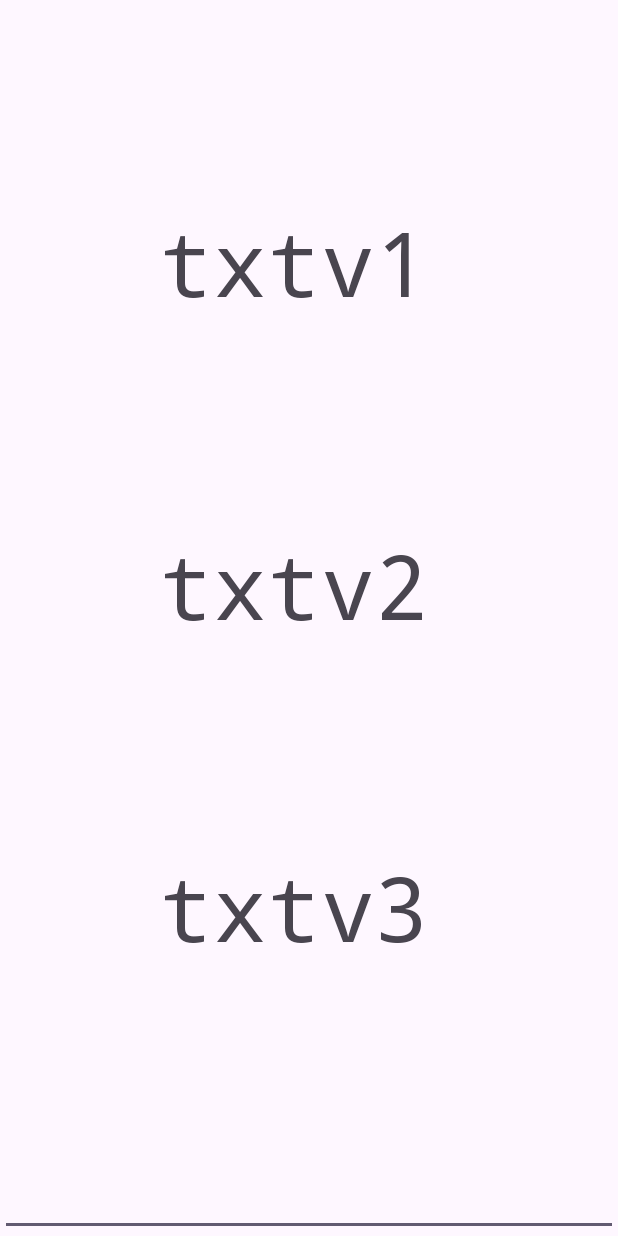
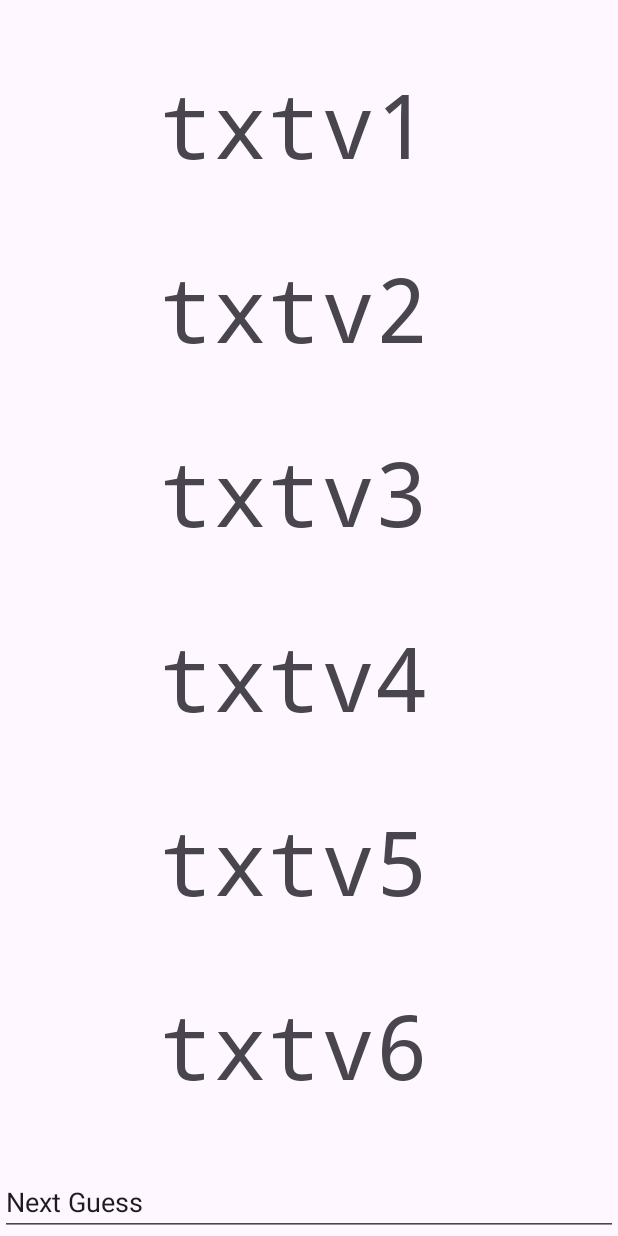
Before and after one commit to floe/MyWordle, an Android app: the screen it shows after launch (MainActivity), on a phone screen of 412 x 824 dp. Run offline under Robolectric (Android 15) with nearby library versions, the phone set to English and light mode, and no system bars.

Commit message:
update keyboard handling add extra text fields

```diff
--- a/app/src/main/java/com/example/mywordle/MainActivity.java
+++ b/app/src/main/java/com/example/mywordle/MainActivity.java
@@ -10,20 +10,22 @@ import android.text.style.BackgroundColorSpan;
 import android.util.Log;
 import android.view.KeyEvent;
 import android.view.View;
+import android.view.WindowManager;
 import android.view.inputmethod.InputMethodManager;
 import android.widget.EditText;
 import android.widget.TextView;
 import android.widget.Toast;
 
+import java.util.Objects;
+
 public class MainActivity extends AppCompatActivity {
 
     public static String tag = "mywordle";
-    TextView tv[] = new TextView[3];
+    TextView tv[] = new TextView[6];
     int current = 0;
-
     EditText et;
-
     String myword = "SPICE";
+    InputMethodManager imm;
 
     Spannable wordle_compare(String guess) {
         // https://stackoverflow.com/a/53573169/838719
@@ -49,14 +51,21 @@ public class MainActivity extends AppCompatActivity {
         super.onCreate(savedInstanceState);
         setContentView(R.layout.activity_main);
 
+        InputMethodManager imm = (InputMethodManager) getSystemService(Context.INPUT_METHOD_SERVICE);
+
         tv[0] = findViewById(R.id.textView1);
         tv[1] = findViewById(R.id.textView2);
         tv[2] = findViewById(R.id.textView3);
+        tv[3] = findViewById(R.id.textView4);
+        tv[4] = findViewById(R.id.textView5);
+        tv[5] = findViewById(R.id.textView6);
 
         et = findViewById(R.id.editTextText);
         et.setOnEditorActionListener(new TextView.OnEditorActionListener() {
             @Override
             public boolean onEditorAction(TextView textView, int i, KeyEvent keyEvent) {
+                //Log.d(tag,"i: "+i+" event: "+keyEvent);
+                if (keyEvent != null && keyEvent.getAction() != KeyEvent.ACTION_DOWN) return false;
                 String guess = textView.getText().toString().toUpperCase();
                 tv[current].setText(wordle_compare(guess));
                 current += 1;
@@ -69,8 +78,7 @@ public class MainActivity extends AppCompatActivity {
                     Toast.makeText(MainActivity.this, "You lost!", Toast.LENGTH_SHORT).show();
                 }
                 // https://stackoverflow.com/questions/1109022/how-can-i-close-hide-the-android-soft-keyboard-programmatically
-                InputMethodManager imm = (InputMethodManager) getSystemService(Context.INPUT_METHOD_SERVICE);
-                imm.toggleSoftInput(InputMethodManager.HIDE_IMPLICIT_ONLY, 0);
+                imm.hideSoftInputFromWindow(textView.getWindowToken(), 0);
                 return true;
             }
         });
--- a/app/src/main/res/layout/activity_main.xml
+++ b/app/src/main/res/layout/activity_main.xml
@@ -4,6 +4,7 @@
     xmlns:tools="http://schemas.android.com/tools"
     android:layout_width="match_parent"
     android:layout_height="match_parent"
+    android:focusableInTouchMode="true"
     tools:context=".MainActivity">
 
     <TextView
@@ -37,10 +38,47 @@
         android:fontFamily="monospace"
         android:text="txtv3"
         android:textSize="60sp"
+        app:layout_constraintBottom_toTopOf="@+id/textView4"
+        app:layout_constraintEnd_toEndOf="parent"
+        app:layout_constraintStart_toStartOf="parent"
+        app:layout_constraintTop_toBottomOf="@+id/textView2" />
+
+    <TextView
+        android:id="@+id/textView4"
+        android:layout_width="200dp"
+        android:layout_height="wrap_content"
+        android:fontFamily="monospace"
+        android:text="txtv4"
+        android:textSize="60sp"
+        app:layout_constraintBottom_toTopOf="@+id/textView5"
+        app:layout_constraintEnd_toEndOf="parent"
+        app:layout_constraintStart_toStartOf="parent"
+        app:layout_constraintTop_toBottomOf="@+id/textView3" />
+
+    <TextView
+        android:id="@+id/textView5"
+        android:layout_width="200dp"
+        android:layout_height="wrap_content"
+        android:fontFamily="monospace"
+        android:text="txtv5"
+        android:textSize="60sp"
+        app:layout_constraintBottom_toTopOf="@+id/textView6"
+        app:layout_constraintEnd_toEndOf="parent"
+        app:layout_constraintStart_toStartOf="parent"
+        app:layout_constraintTop_toBottomOf="@+id/textView4" />
+
+    <TextView
+        android:id="@+id/textView6"
+        android:layout_width="200dp"
+        android:layout_height="wrap_content"
+        android:fontFamily="monospace"
+        android:text="txtv6"
+        android:textSize="60sp"
         app:layout_constraintBottom_toTopOf="@+id/editTextText"
         app:layout_constraintEnd_toEndOf="parent"
         app:layout_constraintStart_toStartOf="parent"
-        app:layout_constraintTop_toBottomOf="@+id/textView2" />
+        app:layout_constraintTop_toBottomOf="@+id/textView5" />
+
 
     <EditText
         android:id="@+id/editTextText"
```
